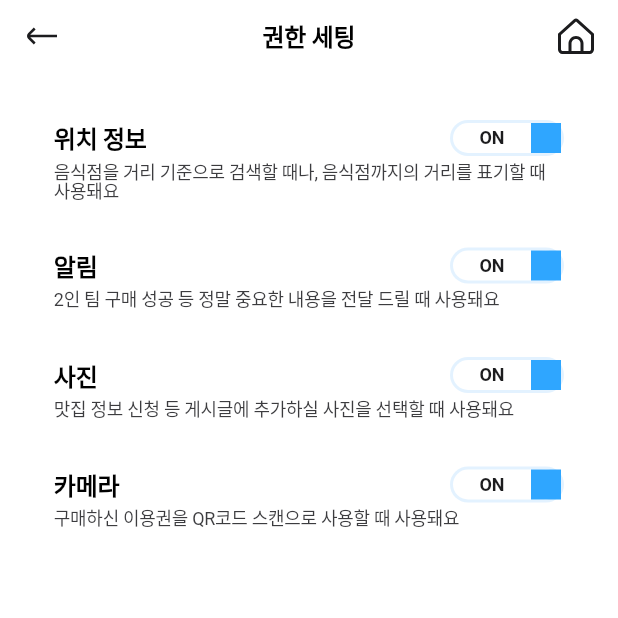
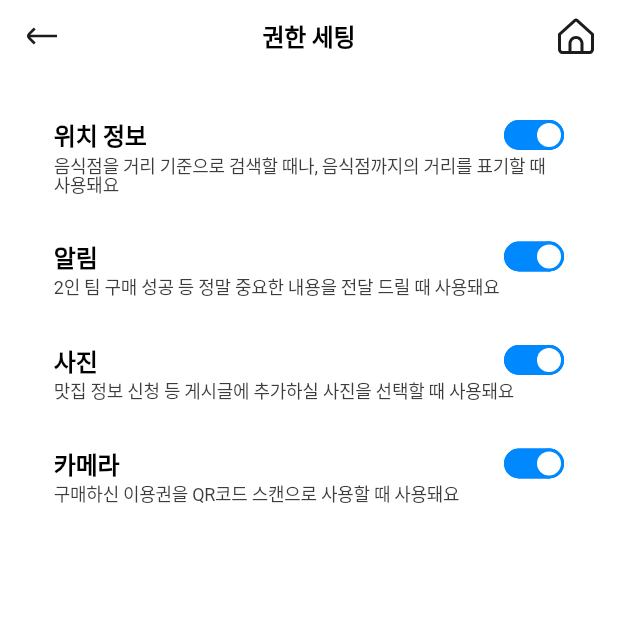
Before and after one commit to pearan2/teameat_client_app, a Flutter app: the UserPermissionPage screen opened directly, on a phone screen of 412 x 824 dp, the top half of it. Run offline on Flutter 3.47's test engine with Material 3 defaults, Android fonts, the phone set to English and light mode, and no system bars; drawn by our look-alikes of animated_toggle_switch; our stand-ins replace app_links, carousel_slider, custom_refresh_indicator, dartz, dotted_line, expandable and 16 more; missing offline and left inert: flutter_naver_map, flutter_web_auth_2, iamport_flutter, insta_assets_picker, qr_code_scanner, statusbarz; accounts and stored records are empty; generated files the repository leaves out were written again; network calls fail; Roboto replaces fonts that are missing (Pretendard).

Commit message:
onOff Button 변형 추가

```diff
--- a/lib/1_presentation/core/component/button.dart
+++ b/lib/1_presentation/core/component/button.dart
@@ -954,12 +954,12 @@ class _TEMultiImageSelectorState extends State<TEMultiImageSelector> {
   }
 }
 
-class TEOnOffButton extends StatelessWidget {
+class TEOnOffTextButton extends StatelessWidget {
   final bool value;
   final bool isLoading;
   final void Function(bool) onChange;
 
-  const TEOnOffButton(
+  const TEOnOffTextButton(
       {super.key,
       required this.value,
       required this.onChange,
@@ -998,6 +998,49 @@ class TEOnOffButton extends StatelessWidget {
   }
 }
 
+class TEOnOffButton extends StatelessWidget {
+  final bool value;
+  final bool isLoading;
+  final void Function(bool) onChange;
+
+  const TEOnOffButton({
+    super.key,
+    required this.value,
+    required this.isLoading,
+    required this.onChange,
+  });
+
+  @override
+  Widget build(BuildContext context) {
+    return AnimatedToggleSwitch<bool>.dual(
+      loading: isLoading,
+      indicatorTransition: const ForegroundIndicatorTransition.fading(),
+      styleBuilder: (on) => ToggleStyle(
+        indicatorColor: on ? DS.color.primary700 : DS.color.background300,
+        backgroundColor: on ? DS.color.primary700 : DS.color.background300,
+        borderColor: on ? DS.color.primary700 : DS.color.background300,
+      ),
+      animationDuration: const Duration(milliseconds: 300),
+      iconBuilder: (on) => Container(
+        width: DS.space.small,
+        height: DS.space.small,
+        decoration: BoxDecoration(
+          borderRadius: BorderRadius.circular(300),
+          color: DS.color.background000,
+        ),
+      ),
+      borderWidth: 0.0,
+      indicatorSize: Size.fromWidth(DS.space.xBase),
+      spacing: 0.0,
+      height: DS.space.xBase,
+      current: value,
+      first: false,
+      second: true,
+      onChanged: onChange,
+    );
+  }
+}
+
 class TEPermissionButton extends StatefulWidget {
   final Permission permission;
   final void Function()? onPermitted;
@@ -1013,8 +1056,6 @@ class _TEPermissionButtonState extends State<TEPermissionButton>
   bool isLoading = true;
   bool isPermitted = false;
   bool isRequested = false;
-
-  /// 기본 false 값으로 시작
 
   void changeState(void Function() stateChanger) {
     if (!mounted) {
@@ -1080,9 +1121,7 @@ class _TEPermissionButtonState extends State<TEPermissionButton>
     return TEOnOffButton(
       isLoading: isLoading,
       value: isPermitted,
-      onChange: (_) {
-        openAppSettings();
-      },
+      onChange: (_) => openAppSettings(),
     );
   }
 }
```
Also changed, not shown: lib/1_presentation/core/component/store/item/item.dart (+7 -4 lines), lib/1_presentation/store/store_page.dart (+5 -3 lines).
